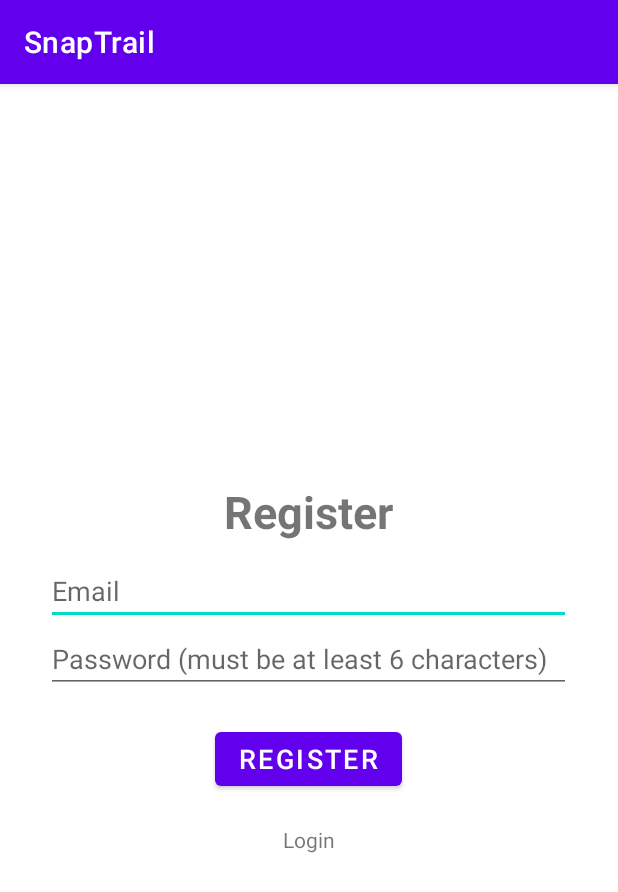
After one commit to ehz2/SnapTrail, an Android app: the RegisterActivity screen opened directly, with no data from a screen before it, on a phone screen of 412 x 824 dp. The commit adds this screen. Shown: the top 892 px of the screen. Run offline under Robolectric (Android 15) with nearby library versions, the phone set to English and light mode, and no system bars; our stand-ins replace Firebase (no records; nobody signed in at launch, a user with empty details on screens opened directly).

Commit message:
login, logout, register done

```diff
--- /dev/null
+++ b/app/src/main/java/com/example/snaptrail/loginpage/RegisterActivity.kt
@@ -0,0 +1,68 @@
+package com.example.snaptrail.loginpage
+
+import android.content.ContentValues.TAG
+import android.content.Intent
+import android.os.Bundle
+import android.util.Log
+import android.widget.Toast
+import androidx.activity.enableEdgeToEdge
+import androidx.appcompat.app.AppCompatActivity
+import androidx.core.view.ViewCompat
+import androidx.core.view.WindowInsetsCompat
+import com.example.snaptrail.MainActivity
+import com.example.snaptrail.R
+import com.example.snaptrail.databinding.ActivityLoginBinding
+import com.example.snaptrail.databinding.ActivityRegisterBinding
+import com.google.firebase.Firebase
+import com.google.firebase.auth.FirebaseAuth
+import com.google.firebase.auth.auth
+
+class RegisterActivity : AppCompatActivity() {
+    private lateinit var binding: ActivityRegisterBinding
+    private lateinit var auth: FirebaseAuth
+
+    override fun onCreate(savedInstanceState: Bundle?) {
+        super.onCreate(savedInstanceState)
+
+        binding = ActivityRegisterBinding.inflate(layoutInflater)
+        setContentView(binding.root)
+
+        auth = Firebase.auth
+
+        binding.continueBtn.setOnClickListener {
+            auth.createUserWithEmailAndPassword(binding.email.getText().toString().trim(), binding.password.getText().toString().trim())
+                .addOnCompleteListener(this) { task ->
+                    if (task.isSuccessful) {
+                        // Sign in success, update UI with the signed-in user's information
+                        Log.d(TAG, "createUserWithEmail:success")
+                        val user = auth.currentUser
+                        val intent = Intent(this, MainActivity::class.java)
+                        startActivity(intent)
+                    } else {
+                        // If sign in fails, display a message to the user.
+                        Log.w(TAG, "createUserWithEmail:failure", task.exception)
+                        Toast.makeText(
+                            baseContext,
+                            "Authentication failed.",
+                            Toast.LENGTH_SHORT,
+                        ).show()
+                    }
+                }
+        }
+
+        binding.move.setOnClickListener {
+            val intent = Intent(this, LoginActivity::class.java)
+            startActivity(intent)
+        }
+    }
+
+    public override fun onStart() {
+        super.onStart()
+        // Check if user is signed in (non-null) and update UI accordingly.
+        val currentUser = auth.currentUser
+        if (currentUser != null) {
+            val intent = Intent(this, MainActivity::class.java)
+            startActivity(intent)
+        }
+    }
+}
--- a/app/src/main/java/com/example/snaptrail/ui/slideshow/SlideshowViewModel.kt
+++ b/app/src/main/java/com/example/snaptrail/ui/slideshow/SlideshowViewModel.kt
@@ -5,9 +5,5 @@ import androidx.lifecycle.MutableLiveData
 import androidx.lifecycle.ViewModel
 
 class SlideshowViewModel : ViewModel() {
-
-    private val _text = MutableLiveData<String>().apply {
-        value = "This is slideshow Fragment"
-    }
-    val text: LiveData<String> = _text
+    //nothings happening here rn dw, keeping the viewmodel in case we need it
 }
--- /dev/null
+++ b/app/src/main/res/layout/activity_register.xml
@@ -0,0 +1,49 @@
+<?xml version="1.0" encoding="utf-8"?>
+<LinearLayout xmlns:android="http://schemas.android.com/apk/res/android"
+    xmlns:app="http://schemas.android.com/apk/res-auto"
+    xmlns:tools="http://schemas.android.com/tools"
+    android:orientation="vertical"
+    android:gravity="center"
+    android:layout_width="match_parent"
+    android:layout_height="match_parent"
+    tools:context=".loginpage.RegisterActivity">
+
+    <TextView
+        android:layout_width="wrap_content"
+        android:layout_height="wrap_content"
+        android:textSize="30dp"
+        android:text="Register"
+        android:layout_margin="10dp"
+        android:textStyle="bold"/>
+
+    <EditText
+        android:id="@+id/email"
+        android:layout_width="350dp"
+        android:layout_height="wrap_content"
+        android:autofillHints="emailAddress"
+        android:inputType="textEmailAddress"
+        android:hint="Email"/>
+
+    <EditText
+        android:id="@+id/password"
+        android:layout_width="350dp"
+        android:layout_height="wrap_content"
+        android:autofillHints="password"
+        android:inputType="textPassword"
+        android:hint="Password (must be at least 6 characters)"/>
+
+    <Button
+        android:id="@+id/continue_btn"
+        android:layout_width="wrap_content"
+        android:layout_height="wrap_content"
+        android:text="Register"
+        android:textSize="18sp"
+        android:layout_margin="20dp"/>
+
+    <TextView
+        android:id="@+id/move"
+        android:layout_width="wrap_content"
+        android:layout_height="wrap_content"
+        android:text="Login"/>
+
+</LinearLayout>
--- a/build.gradle.kts
+++ b/build.gradle.kts
@@ -2,4 +2,7 @@
 plugins {
     alias(libs.plugins.android.application) apply false
     alias(libs.plugins.kotlin.android) apply false
+
+    //firebase
+    id("com.google.gms.google-services") version "4.4.2" apply false
 }
--- a/gradle/libs.versions.toml
+++ b/gradle/libs.versions.toml
@@ -12,6 +12,9 @@ lifecycleLivedataKtx = "2.8.7"
 lifecycleViewmodelKtx = "2.8.7"
 navigationFragmentKtx = "2.8.3"
 navigationUiKtx = "2.8.3"
+activity = "1.9.3"
+googleGmsGoogleServices = "4.4.2"
+firebaseAuth = "23.1.0"
 
 [libraries]
 androidx-core-ktx = { group = "androidx.core", name = "core-ktx", version.ref = "coreKtx" }
@@ -25,7 +28,10 @@ androidx-lifecycle-livedata-ktx = { group = "androidx.lifecycle", name = "lifecy
 androidx-lifecycle-viewmodel-ktx = { group = "androidx.lifecycle", name = "lifecycle-viewmodel-ktx", version.ref = "lifecycleViewmodelKtx" }
 androidx-navigation-fragment-ktx = { group = "androidx.navigation", name = "navigation-fragment-ktx", version.ref = "navigationFragmentKtx" }
 androidx-navigation-ui-ktx = { group = "androidx.navigation", name = "navigation-ui-ktx", version.ref = "navigationUiKtx" }
+androidx-activity = { group = "androidx.activity", name = "activity", version.ref = "activity" }
+firebase-auth = { group = "com.google.firebase", name = "firebase-auth", version.ref = "firebaseAuth" }
 
 [plugins]
 android-application = { id = "com.android.application", version.ref = "agp" }
 kotlin-android = { id = "org.jetbrains.kotlin.android", version.ref = "kotlin" }
+google-gms-google-services = { id = "com.google.gms.google-services", version.ref = "googleGmsGoogleServices" }
```
Also changed, not shown: app/build.gradle.kts (+14 -1 lines), app/src/main/AndroidManifest.xml (+12 -0 lines), app/src/main/java/com/example/snaptrail/loginpage/LoginActivity.kt (added, +67 -0 lines), app/src/main/java/com/example/snaptrail/ui/slideshow/SlideshowFragment.kt (+16 -13 lines), app/src/main/res/layout/activity_login.xml (added, +50 -0 lines), app/src/main/res/layout/fragment_slideshow.xml (+8 -11 lines), 1 other file.
